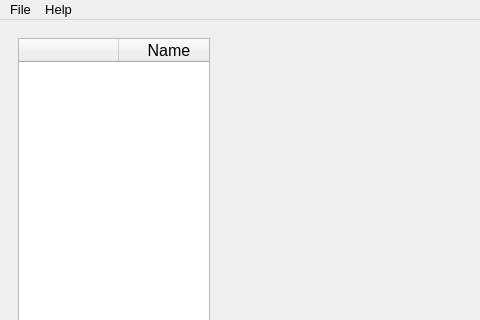
First picture: the form in RunningLogger.ui, repository salinsalins/RunningLogger, before the edit; both pictures show x 0 to 480 and y 0 to 320 of the 1003 by 602 pixel window.
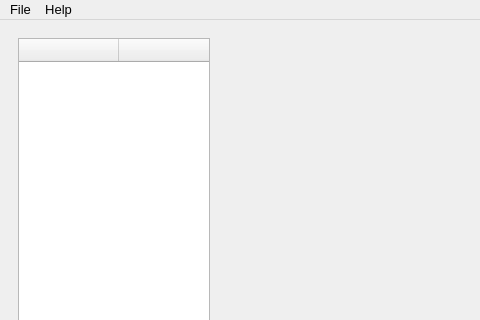
Second picture: the form after the edit. Custom widgets are drawn as their Qt base class.

Patch:
```diff
--- a/RunningLogger.ui
+++ b/RunningLogger.ui
@@ -53,12 +53,12 @@
          </column>
          <column>
           <property name="text">
-           <string>Name</string>
+           <string/>
           </property>
          </column>
          <column>
           <property name="text">
-           <string/>
+           <string>Name</string>
           </property>
          </column>
         </widget>
```
